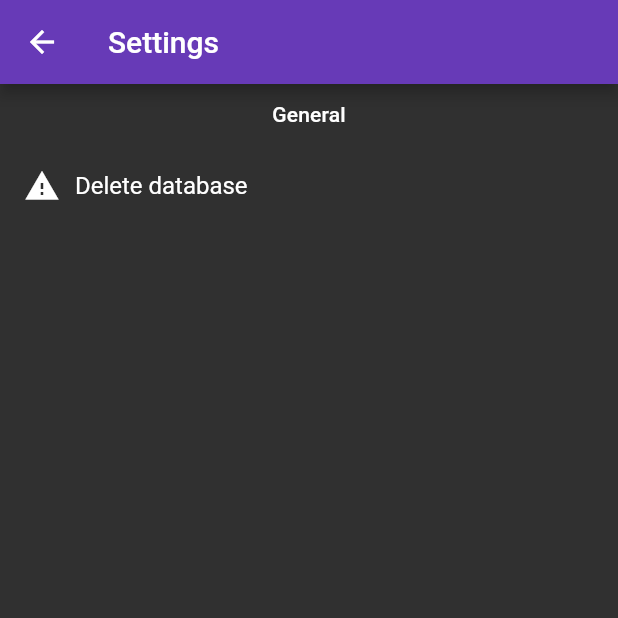
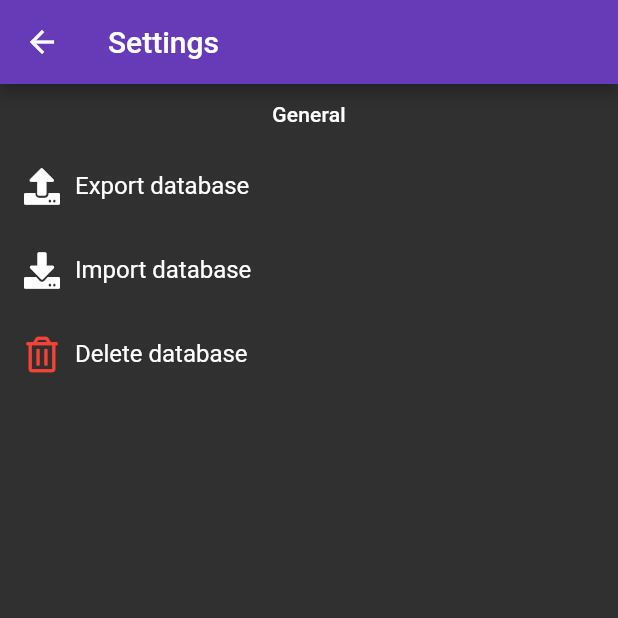
Before and after one commit to acharluk/Tasks_Flutter, a Flutter app: the Settings screen opened directly, on a phone screen of 412 x 824 dp, the top half of it. Run offline on Flutter 3.47's test engine with Material 2 defaults, Android fonts, the light colour scheme and no system bars; our stand-ins replace file_picker, fluttericon, share_plus, sqflite; accounts and stored records are empty.

Commit message:
Settings buttons creation

```diff
--- a/lib/widgets/pages/Settings.dart
+++ b/lib/widgets/pages/Settings.dart
@@ -1,4 +1,7 @@
 import 'package:flutter/material.dart';
+import 'package:tasks_app_acl/widgets/partials/settings/buildDeleteDatabaseButton.dart';
+import 'package:tasks_app_acl/widgets/partials/settings/buildExportDatabaseButton.dart';
+import 'package:tasks_app_acl/widgets/partials/settings/buildImportDatabaseButton.dart';
 
 class Settings extends StatelessWidget {
   const Settings({Key? key}) : super(key: key);
@@ -20,18 +23,9 @@ class Settings extends StatelessWidget {
                 textAlign: TextAlign.center,
               ),
             ),
-            ListTile(
-              title: Row(
-                children: [
-                  Icon(Icons.warning),
-                  Padding(
-                    padding: EdgeInsets.all(10.0),
-                    child: Text("Delete database"),
-                  )
-                ],
-              ),
-              onTap: () {},
-            ),
+            buildExportDatabaseButton(context),
+            buildImportDatabaseButton(context),
+            buildDeleteDatabaseButton(context),
           ],
         ),
       ),
--- /dev/null
+++ b/lib/widgets/partials/settings/buildDeleteDatabaseButton.dart
@@ -0,0 +1,29 @@
+import 'package:flutter/material.dart';
+import 'package:fluttericon/font_awesome5_icons.dart';
+import 'package:provider/provider.dart';
+import 'package:tasks_app_acl/db/TaskProvider.dart';
+
+ListTile buildDeleteDatabaseButton(BuildContext context) {
+  return ListTile(
+    title: Row(
+      children: [
+        Icon(
+          FontAwesome5.trash_alt,
+          color: Colors.red,
+        ),
+        Padding(
+          padding: EdgeInsets.all(10.0),
+          child: Text("Delete database"),
+        )
+      ],
+    ),
+    onTap: () async {
+      await Provider.of<TaskProvider>(
+        context,
+        listen: false,
+      ).deleteAll();
+
+      Navigator.pop(context);
+    },
+  );
+}
--- /dev/null
+++ b/lib/widgets/partials/settings/buildExportDatabaseButton.dart
@@ -0,0 +1,26 @@
+import 'package:flutter/material.dart';
+import 'package:fluttericon/font_awesome5_icons.dart';
+import 'package:path/path.dart';
+import 'package:share_plus/share_plus.dart';
+import 'package:sqflite/sqflite.dart';
+
+ListTile buildExportDatabaseButton(BuildContext context) {
+  return ListTile(
+    title: Row(
+      children: [
+        Icon(FontAwesome5.upload),
+        Padding(
+          padding: EdgeInsets.all(10.0),
+          child: Text("Export database"),
+        )
+      ],
+    ),
+    onTap: () async {
+      var databasesPath = await getDatabasesPath();
+      String path = join(databasesPath, 'tasks_acl.sqlite');
+      await Share.shareFiles([path]);
+
+      Navigator.pop(context);
+    },
+  );
+}
--- /dev/null
+++ b/lib/widgets/partials/settings/buildImportDatabaseButton.dart
@@ -0,0 +1,39 @@
+import 'dart:io';
+
+import 'package:file_picker/file_picker.dart';
+import 'package:flutter/material.dart';
+import 'package:fluttericon/font_awesome5_icons.dart';
+import 'package:path/path.dart';
+import 'package:provider/provider.dart';
+import 'package:sqflite/sqflite.dart';
+import 'package:tasks_app_acl/db/TaskProvider.dart';
+
+ListTile buildImportDatabaseButton(BuildContext context) {
+  return ListTile(
+    title: Row(
+      children: [
+        Icon(FontAwesome5.download),
+        Padding(
+          padding: EdgeInsets.all(10.0),
+          child: Text("Import database"),
+        )
+      ],
+    ),
+    onTap: () async {
+      var databasesPath = await getDatabasesPath();
+      String path = join(databasesPath, 'tasks_acl.sqlite');
+
+      FilePickerResult? result = await FilePicker.platform.pickFiles();
+
+      if (result != null) {
+        File file = File(result.files.single.path ?? "");
+        file.copySync(path);
+        await Provider.of<TaskProvider>(context, listen: false).reload();
+      } else {
+        // TODO: Handle null result
+      }
+
+      Navigator.pop(context);
+    },
+  );
+}
```
Also changed, not shown: lib/db/TaskProvider.dart (+16 -1 lines).
